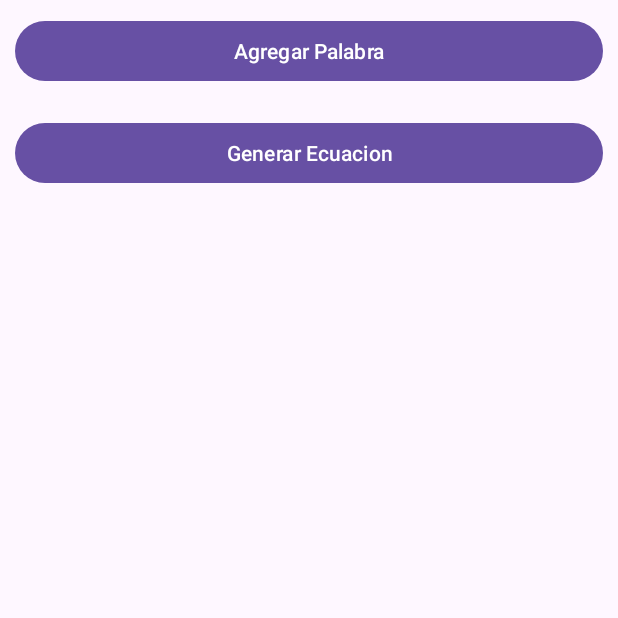
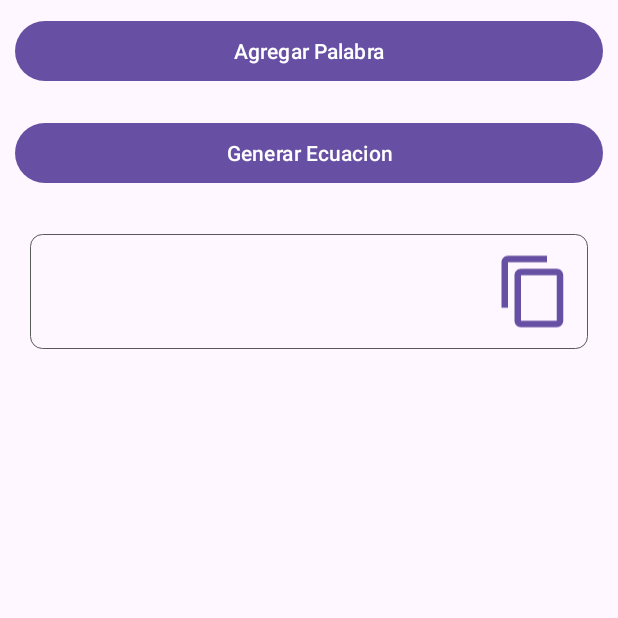
Before and after one commit to alancarlossilvestre/App_Ecuacion_De_Busqueda, an Android app: the screen it shows after launch (MainActivity), on a phone screen of 412 x 824 dp, the top half of it. Run offline under Robolectric (Android 15) with nearby library versions, the phone set to English and light mode, and no system bars.

```diff
--- a/app/src/main/java/com/example/dicionario/MainActivity.kt
+++ b/app/src/main/java/com/example/dicionario/MainActivity.kt
@@ -1,5 +1,7 @@
 package com.example.dicionario
 
+import android.content.ClipData
+import android.content.ClipboardManager
 import android.content.Context
 import androidx.appcompat.app.AppCompatActivity
 import android.os.Bundle
@@ -11,12 +13,13 @@ import android.widget.Button
 import android.widget.ImageView
 import android.widget.LinearLayout
 import android.widget.TextView
+import android.widget.Toast
 import androidx.appcompat.widget.AppCompatImageView
 import com.google.android.material.textfield.TextInputEditText
 
 class MainActivity : AppCompatActivity() {
 
-    private lateinit var copiarTextoManager: copiarTextoManager
+
     private lateinit var linearLayout: LinearLayout
     private lateinit var btnAgregar: Button
 
@@ -27,6 +30,8 @@ class MainActivity : AppCompatActivity() {
     private lateinit var btnAddS : AppCompatImageView
     private lateinit var btnDeleteS :AppCompatImageView
     private var contadorP = 0
+
+    private lateinit var btnCopiarEcuacion :AppCompatImageView
 
     override fun onCreate(savedInstanceState: Bundle?) {
         super.onCreate(savedInstanceState)
@@ -49,6 +54,11 @@ class MainActivity : AppCompatActivity() {
             generarEcuacion(it)
 
         }
+        btnCopiarEcuacion = findViewById(R.id.btnCopiar)
+        btnCopiarEcuacion.setOnClickListener {
+            copiarTexto()
+        }
+
 
     }
 
@@ -130,6 +140,15 @@ class MainActivity : AppCompatActivity() {
         val resultado = stringBuilder.toString()
         textViewEcuacion.text = resultado
     }
+    private fun copiarTexto() {
+        val texto = textViewEcuacion.text.toString()
+
+        val clipboard = getSystemService(Context.CLIPBOARD_SERVICE) as ClipboardManager
+        val clip = ClipData.newPlainText("Texto copiado", texto)
+        clipboard.setPrimaryClip(clip)
+
+    }
+
 
 
 }
--- /dev/null
+++ b/app/src/main/res/drawable/baseline_content_copy_24.xml
@@ -0,0 +1,5 @@
+<vector android:height="24dp" android:tint="#6750A3"
+    android:viewportHeight="24" android:viewportWidth="24"
+    android:width="24dp" xmlns:android="http://schemas.android.com/apk/res/android">
+    <path android:fillColor="@android:color/white" android:pathData="M16,1L4,1c-1.1,0 -2,0.9 -2,2v14h2L4,3h12L16,1zM19,5L8,5c-1.1,0 -2,0.9 -2,2v14c0,1.1 0.9,2 2,2h11c1.1,0 2,-0.9 2,-2L21,7c0,-1.1 -0.9,-2 -2,-2zM19,21L8,21L8,7h11v14z"/>
+</vector>
--- a/app/src/main/res/layout/activity_main.xml
+++ b/app/src/main/res/layout/activity_main.xml
@@ -36,13 +36,32 @@
                 android:text="Generar Ecuacion"
                 android:onClick="generarEcuacion" />
 
+        <LinearLayout
+            android:id="@+id/containerEcuacion"
+            android:layout_marginTop="15dp"
+            android:layout_width="match_parent"
+            android:layout_height="wrap_content"
+            android:orientation="horizontal"
+            android:padding="10dp"
+            android:layout_margin="20dp"
+            android:background="@drawable/border"
+            >
+
             <TextView
                 android:id="@+id/txtViewEcuacion"
-                android:layout_width="match_parent"
-                android:layout_height="wrap_content"
+                android:layout_width="300dp"
+                android:layout_height="match_parent"
                 android:padding="16dp"
                 android:textAppearance="?android:textAppearanceMedium"
                 />
+
+            <ImageView
+                android:id="@+id/btnCopiar"
+                android:layout_width="match_parent"
+                android:layout_height="match_parent"
+                android:src="@drawable/baseline_content_copy_24"
+                />
+        </LinearLayout>
         </LinearLayout>
     </ScrollView>
 
```
Also changed, not shown: app/src/main/java/com/example/dicionario/copiarTextoManager.kt (deleted, +0 -25 lines).
